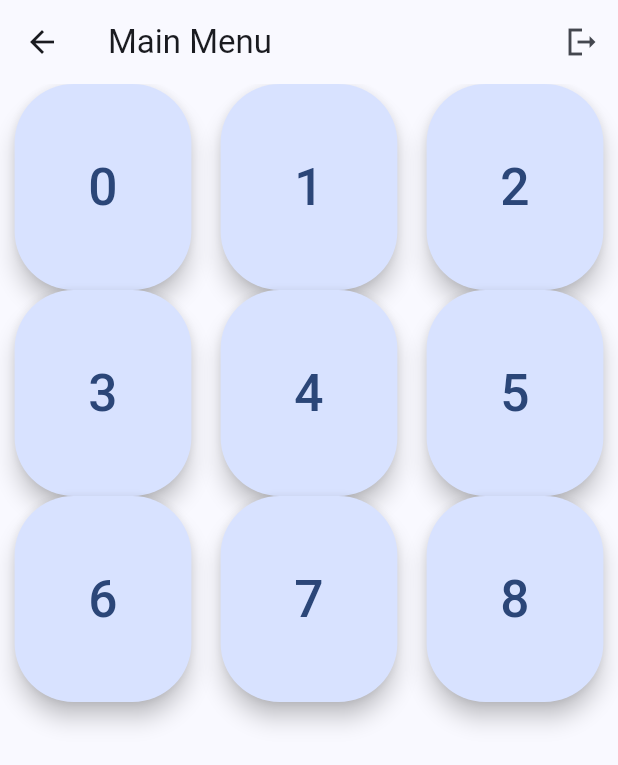
After one commit to FIU-MOSAIC/NeuroTask_Modern, a Flutter app: the MainMenu screen opened by its route, on a phone screen of 412 x 824 dp. The commit adds this screen. Shown: the top 765 px of the screen. Run offline on Flutter 3.47's test engine with Material 3 defaults, Android fonts, the phone set to English and light mode, and no system bars; our stand-ins replace cloud_firestore, firebase_auth, firebase_core, get; accounts and stored records are empty.

Commit message:
feature/mainMenu (#16)
* Redid main menu to better reflect the advice from the last PR for this feature.

* updated based of changes requested in recent PR

```diff
--- a/lib/main.dart
+++ b/lib/main.dart
@@ -1,5 +1,6 @@
 import 'package:flutter/material.dart';
 import 'package:get/route_manager.dart';
+import 'package:neurotask_ng/pages/mainMenu/mainMenu.dart';
 import 'package:neurotask_ng/pages/register/register.dart';
 import 'utils/firebase_options.dart';
 import 'package:firebase_core/firebase_core.dart';
@@ -25,11 +26,12 @@ class MyApp extends StatelessWidget {
       theme: ThemeData(
         colorScheme: ColorScheme.fromSeed(seedColor: Colors.blueAccent),
       ),
-      //home: const MyHomePage(title: 'Test Page'),
+      //home: const MainMenu(),
       initialRoute: '/login',
       getPages: [
         GetPage(name: '/login', page: () => const LoginPage()),
         GetPage(name: '/register', page: () => const RegisterPage()),
+        GetPage(name: '/home', page: () => const MainMenu())
       ],
     );
   }
--- /dev/null
+++ b/lib/pages/mainMenu/mainMenu.dart
@@ -0,0 +1,42 @@
+import 'package:flutter/material.dart';
+import 'package:get/route_manager.dart';
+
+class MainMenu extends StatelessWidget {
+  const MainMenu({super.key});
+
+  @override
+  Widget build(BuildContext context) {
+    double screenHeight = MediaQuery.of(context).size.height;
+    double screenWidth = MediaQuery.of(context).size.width;
+
+    return Scaffold(
+      appBar: AppBar(
+        title: const Text("Main Menu"),
+        actions: [
+          IconButton(
+            icon: const Icon(Icons.logout_sharp),
+            tooltip: "Log out",
+            onPressed: () => print("logging out"),
+          ),
+        ],
+      ),
+      body: GridView.count(
+        crossAxisCount: 3,
+        children: List.generate(9, (index) {
+          return Center(
+            child: Container(
+              height: screenHeight * .4,
+              width: screenWidth * .4,
+              child: FittedBox(
+                child: FloatingActionButton.extended(
+                  label: Text('$index'),
+                  onPressed: () => print("OH GOD I'VE been PRESSED!"),
+                ),
+              ),
+            ),
+          );
+        }),
+      ),
+    );
+  }
+}
```
